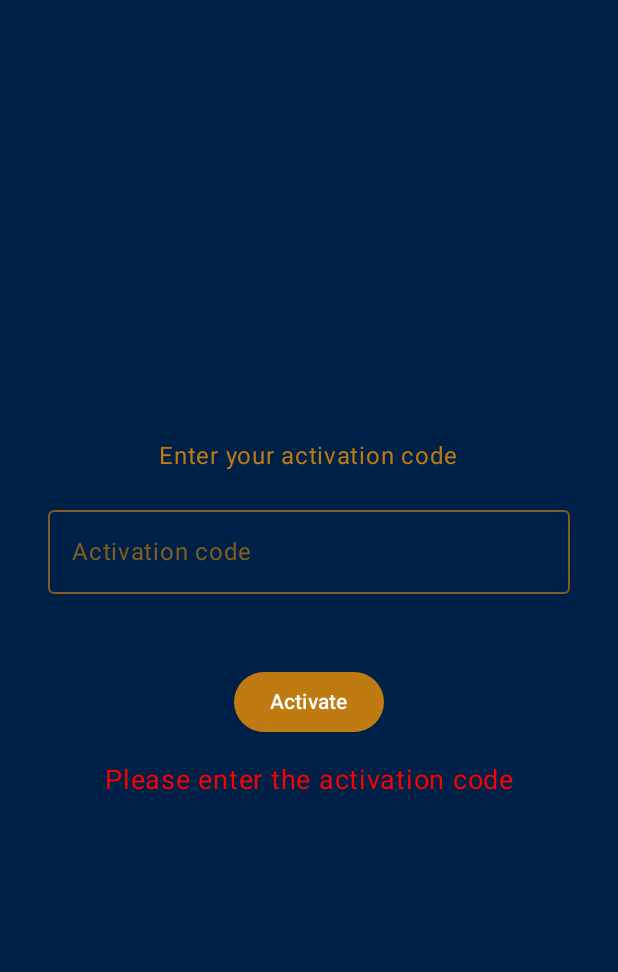
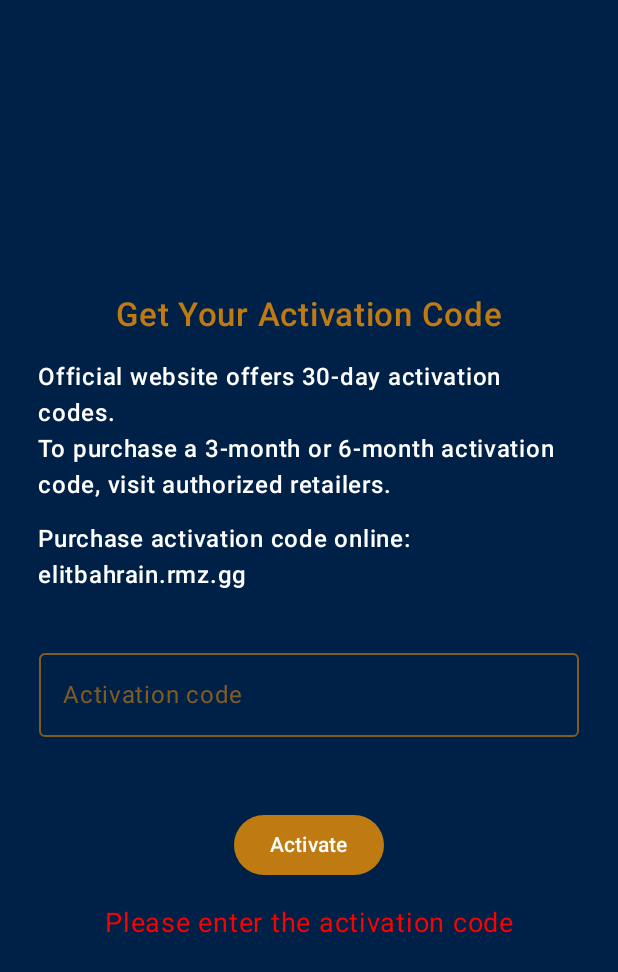
Before and after one commit to alaafawzyy/TODVPN, an Android app built with Jetpack Compose: the ActivationScreen screen opened through its navigation route, after a tap on "Activate", on a phone screen of 412 x 824 dp. Shown: the top 972 px of the screen. Run offline under Robolectric (Android 15) with nearby library versions, the phone set to English and light mode, and no system bars; our stand-ins replace Dagger/Hilt's generated code, Firebase (no records; nobody signed in at launch, a user with empty details on screens opened directly), accompanist.

Commit message:
take apk +add text

```diff
--- a/app/build.gradle
+++ b/app/build.gradle
@@ -21,7 +21,7 @@ android {
         targetSdk libs.versions.compileSdk.get().toInteger()
         compileSdk libs.versions.compileSdk.get().toInteger()
 
-        versionCode 15
+        versionCode 16
         versionName "1.4.0"
 
         testInstrumentationRunner "androidx.test.runner.AndroidJUnitRunner"
--- a/app/src/main/kotlin/co/gulf/todvpn/vpn/ui/screens/ActivationScreen.kt
+++ b/app/src/main/kotlin/co/gulf/todvpn/vpn/ui/screens/activation/ActivationScreen.kt
@@ -1,6 +1,6 @@
 
 
-package co.gulf.todvpn.vpn.ui.screens
+package co.gulf.todvpn.vpn.ui.screens.activation
 
 import android.content.Context
 import android.provider.Settings
@@ -13,6 +13,7 @@ import androidx.compose.ui.Alignment
 import androidx.compose.ui.Modifier
 import androidx.compose.ui.graphics.Color
 import androidx.compose.ui.platform.LocalContext
+import androidx.compose.ui.text.font.FontWeight
 import androidx.compose.ui.text.style.TextAlign
 import androidx.compose.ui.unit.dp
 import androidx.compose.ui.unit.sp
@@ -40,15 +41,56 @@ fun ActivationScreen(
       .fillMaxSize()
       .background(BackgroundColor),
     contentAlignment = Alignment.Center
+
   ) {
     Column(
       modifier = Modifier
-        .fillMaxWidth()
-        .padding(16.dp),
+        .fillMaxSize()
+        .padding(10.dp),
       verticalArrangement = Arrangement.Center,
-      horizontalAlignment = Alignment.CenterHorizontally
+      horizontalAlignment = Alignment.Start
     ) {
-      Text("Enter your activation code", color = ThirdColor)
+
+      Text(
+        text = "Get Your Activation Code",
+        color = ThirdColor,
+        fontWeight = FontWeight.Medium,
+        fontSize = 22.sp,
+        modifier = Modifier
+          .padding(bottom = 16.dp)
+          .align(Alignment.CenterHorizontally)
+      )
+
+      Column(modifier = Modifier.padding(start = 15.dp)) {
+        Text(
+          text = "Official website offers 30-day activation \ncodes.",
+          color = Color.White,
+          fontWeight = FontWeight.Medium,
+          textAlign = TextAlign.Start,
+          modifier = Modifier.fillMaxWidth()
+        )
+
+        Text(
+          text = "To purchase a 3-month or 6-month activation \ncode, visit authorized retailers.",
+          color = Color.White,
+          fontWeight = FontWeight.Medium,
+          textAlign = TextAlign.Start,
+          modifier = Modifier.fillMaxWidth()
+        )
+
+        Spacer(modifier = Modifier.height(12.dp))
+
+        Text(
+          text = "Purchase activation code online:\nelitbahrain.rmz.gg",
+          color = Color.White,
+          fontWeight = FontWeight.Medium,
+          textAlign = TextAlign.Start,
+          modifier = Modifier.fillMaxWidth()
+        )
+      }
+      Spacer(modifier = Modifier.height(16.dp))
+
+
 
       OutlinedTextField(
         value = activationCode,
@@ -70,6 +112,7 @@ fun ActivationScreen(
       Spacer(modifier = Modifier.height(32.dp))
 
       Button(
+        modifier = Modifier.align(Alignment.CenterHorizontally),
         onClick = {
           if (activationCode.isBlank()) {
             errorMessage = "Please enter the activation code"
@@ -109,7 +152,7 @@ fun ActivationScreen(
 
 
       errorMessage?.let {
-        Spacer(modifier = Modifier.height(16.dp)) // مسافة بين الزرار والرسالة
+        Spacer(modifier = Modifier.height(16.dp))
         Text(
           text = it,
           color = Color.Red,
```
Also changed, not shown: app/src/main/kotlin/co/gulf/todvpn/vpn/MainActivity.kt (+1 -8 lines).
